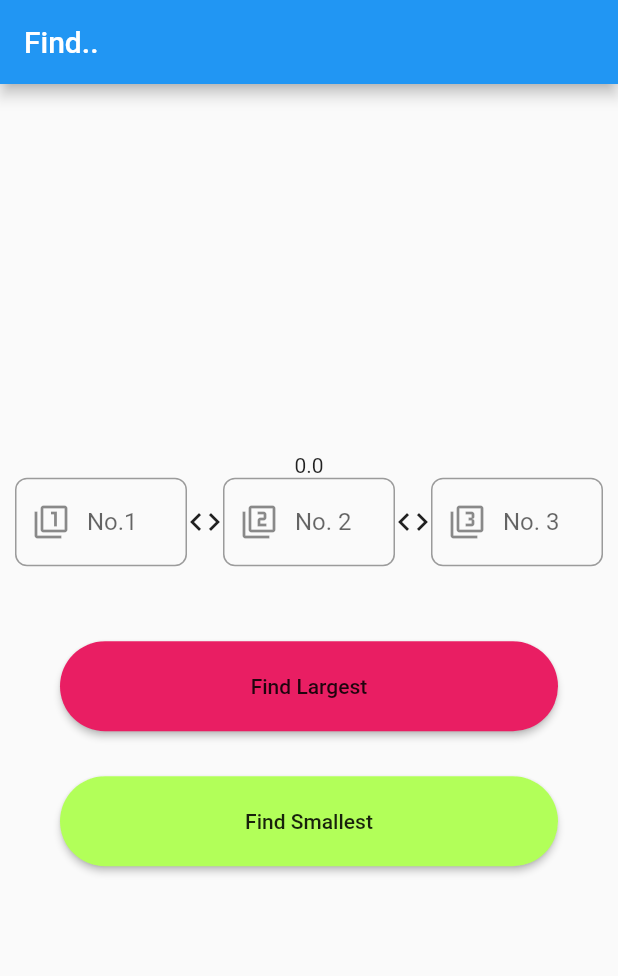
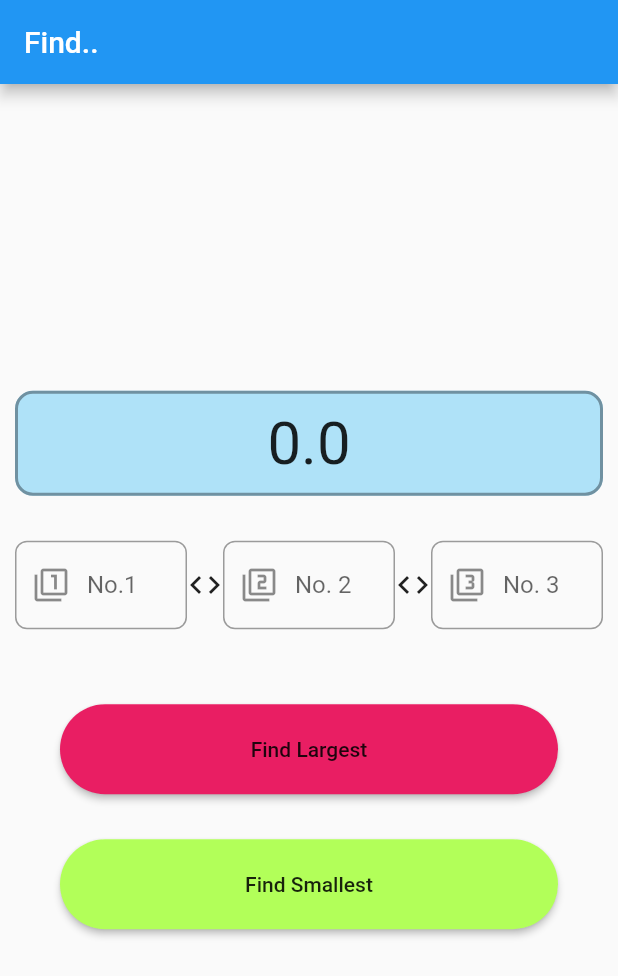
Before and after one commit to JossinAntony/Flutter-Multipages-Compare-No.s, a Flutter app: the screen it shows after launch, after a tap on "Largest Number", on a phone screen of 412 x 824 dp. Shown: the top 976 px of the screen. Run offline on Flutter 3.47's test engine with Material 2 defaults, Android fonts, the phone set to English and light mode, and no system bars.

Commit message:
smallest and largest numbers. UI formatting completed.

```diff
--- a/lib/pages/findLargestSmallest.dart
+++ b/lib/pages/findLargestSmallest.dart
@@ -60,7 +60,31 @@ class _FindLargestSmallestState extends State<FindLargestSmallest> {
           child: Column(
             mainAxisAlignment: MainAxisAlignment.center,
             children: <Widget>[
-              Text(_number.toString()),
+              SizedBox(
+                width: MediaQuery.of(context).size.width,
+                height: 70,
+                child: DecoratedBox(
+                  decoration: BoxDecoration(
+                    border: Border.all(
+                      style: BorderStyle.solid,
+                      width: 2,
+                      color: Colors.blueGrey.withOpacity(.8),
+                    ),
+                    color: Colors.lightBlue.withOpacity(.3),
+                    borderRadius: BorderRadius.circular(12),
+                  ),
+                    child: Center(
+                      child: Text(_number.toString(),
+                      style: TextStyle(
+                          fontSize: 40,
+                      ),
+                      ),
+                    )
+                ),
+              ),
+
+              SizedBox(height: 30),
+
               Row(
                 children: <Widget>[
                   Flexible(
```
